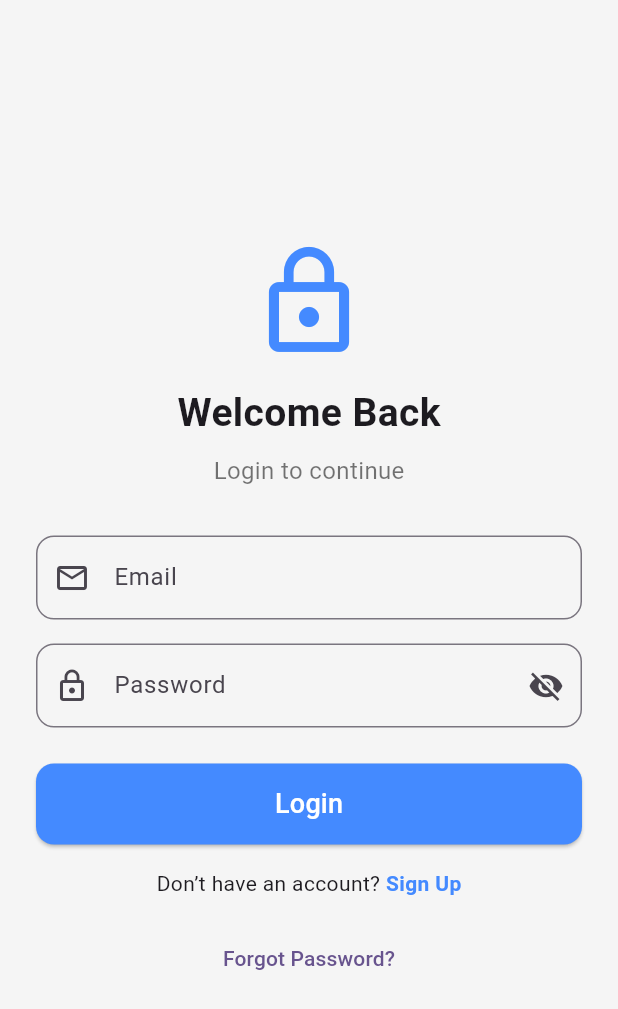
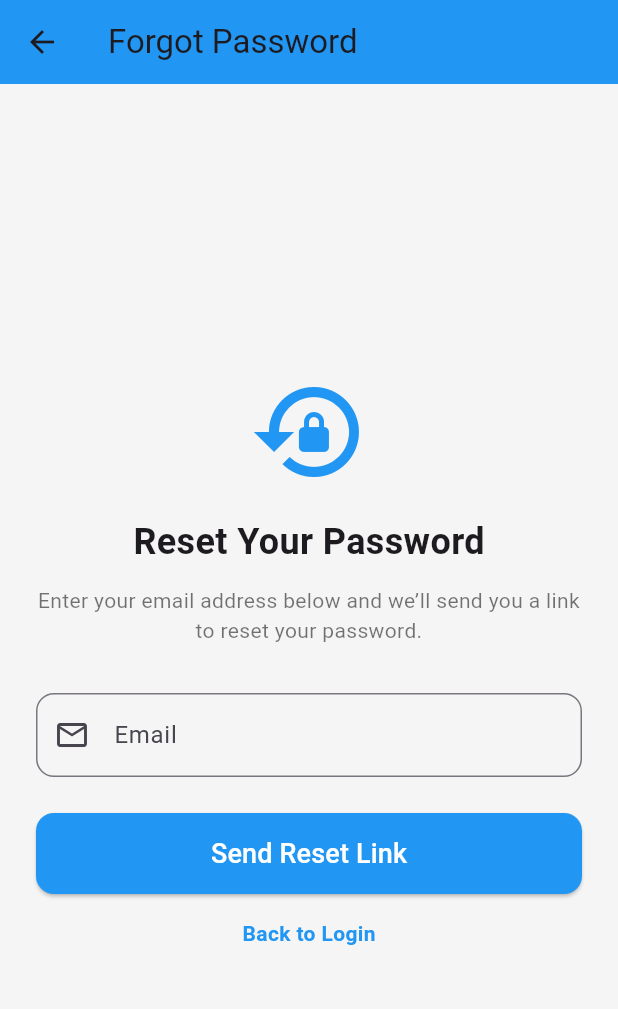
Before and after one commit to pradippatkal/firebase_demo, a Flutter app: the screen it shows after launch, after a tap on "Forgot Password?", on a phone screen of 412 x 824 dp. Shown: the top 1009 px of the screen. Run offline on Flutter 3.47's test engine with Material 3 defaults, Android fonts, the phone set to English and light mode, and no system bars; our stand-ins replace firebase_auth, firebase_core; accounts and stored records are empty.

Commit message:
Added forgot password File and some small changes .

```diff
--- a/lib/ckeck_user.dart
+++ b/lib/ckeck_user.dart
@@ -1,4 +1,6 @@
 import 'package:firebase_auth/firebase_auth.dart';
+import 'package:firebase_demo/login_page.dart';
+import 'package:firebase_demo/main.dart';
 import 'package:flutter/material.dart';
 
 class CkeckUser extends StatefulWidget {
@@ -11,9 +13,11 @@ class CkeckUser extends StatefulWidget {
 class _CkeckUserState extends State<CkeckUser> {
   @override
   Widget build(BuildContext context) {
-    return const Scaffold();
-  }
-  checkUser() sync*{
     final user = FirebaseAuth.instance.currentUser;
+    if (user != null) {
+      return MyHomePage(title: "MyHomePage1");
+    } else {
+      return LoginPage();
+    }
   }
 }
--- /dev/null
+++ b/lib/forgot_password.dart
@@ -0,0 +1,115 @@
+import 'package:firebase_auth/firebase_auth.dart';
+import 'package:flutter/material.dart';
+
+class ForgotPassword extends StatefulWidget {
+  const ForgotPassword({super.key});
+
+  @override
+  State<ForgotPassword> createState() => _ForgotPasswordState();
+}
+
+class _ForgotPasswordState extends State<ForgotPassword> {
+  final TextEditingController emailController = TextEditingController();
+  final FirebaseAuth _auth = FirebaseAuth.instance;
+
+  Future<void> resetPassword() async {
+    String email = emailController.text.trim();
+
+    if (email.isEmpty) {
+      ScaffoldMessenger.of(
+        context,
+      ).showSnackBar(const SnackBar(content: Text("Please enter your email")));
+      return;
+    }
+
+    try {
+      await _auth.sendPasswordResetEmail(email: email);
+
+      ScaffoldMessenger.of(
+        context,
+      ).showSnackBar(SnackBar(content: Text("Password reset link sent to $email")));
+
+      // Optionally, navigate back to login
+      Navigator.pop(context);
+    } on FirebaseAuthException catch (e) {
+      String message = "An error occurred";
+      if (e.code == 'user-not-found') {
+        message = "No user found with this email";
+      }
+      ScaffoldMessenger.of(context).showSnackBar(SnackBar(content: Text(message)));
+    }
+  }
+
+  @override
+  Widget build(BuildContext context) {
+    return Scaffold(
+      backgroundColor: Colors.grey.shade100,
+      appBar: AppBar(title: const Text("Forgot Password"), backgroundColor: Colors.blue),
+      body: Center(
+        child: Padding(
+          padding: const EdgeInsets.all(24.0),
+          child: Column(
+            mainAxisAlignment: MainAxisAlignment.center,
+            children: [
+              const Icon(Icons.lock_reset, size: 80, color: Colors.blue),
+              const SizedBox(height: 16),
+              const Text(
+                "Reset Your Password",
+                style: TextStyle(fontSize: 24, fontWeight: FontWeight.bold),
+              ),
+              const SizedBox(height: 12),
+              const Text(
+                "Enter your email address below and we’ll send you a link to reset your password.",
+                textAlign: TextAlign.center,
+                style: TextStyle(fontSize: 14, color: Colors.black54),
+              ),
+              const SizedBox(height: 32),
+
+              // Email Field
+              TextField(
+                controller: emailController,
+                decoration: InputDecoration(
+                  labelText: "Email",
+                  prefixIcon: const Icon(Icons.email_outlined),
+                  border: OutlineInputBorder(borderRadius: BorderRadius.circular(12)),
+                ),
+                keyboardType: TextInputType.emailAddress,
+              ),
+              const SizedBox(height: 24),
+
+              // Reset Button
+              SizedBox(
+                width: double.infinity,
+                child: ElevatedButton(
+                  onPressed: resetPassword,
+                  style: ElevatedButton.styleFrom(
+                    backgroundColor: Colors.blue,
+                    padding: const EdgeInsets.symmetric(vertical: 14),
+                    shape: RoundedRectangleBorder(borderRadius: BorderRadius.circular(12)),
+                  ),
+                  child: const Text(
+                    "Send Reset Link",
+                    style: TextStyle(fontSize: 18, color: Colors.white),
+                  ),
+                ),
+              ),
+
+              const SizedBox(height: 16),
+
+              // Back to Login
+              GestureDetector(
+                onTap: () {
+                  Navigator.pop(context);
+                },
+                child: const Text(
+                  "Back to Login",
+                  style: TextStyle(color: Colors.blue, fontWeight: FontWeight.bold),
+                ),
+              ),
+            ],
+          ),
+        ),
+      ),
+    );
+  }
+}
--- a/lib/login_page.dart
+++ b/lib/login_page.dart
@@ -1,4 +1,5 @@
 import 'package:firebase_auth/firebase_auth.dart';
+import 'package:firebase_demo/forgot_password.dart';
 import 'package:firebase_demo/main.dart';
 import 'package:firebase_demo/signup_page.dart';
 import 'package:flutter/material.dart';
@@ -137,7 +138,10 @@ class _LoginPageState extends State<LoginPage> {
               // Forgot Password
               TextButton(
                 onPressed: () {
-                  // TODO: Implement Forgot Password
+                  Navigator.push(
+                    context,
+                    MaterialPageRoute(builder: (context) => ForgotPassword()),
+                  );
                 },
                 child: const Text("Forgot Password?"),
               ),
--- a/lib/main.dart
+++ b/lib/main.dart
@@ -1,4 +1,6 @@
+import 'package:firebase_auth/firebase_auth.dart';
 import 'package:firebase_core/firebase_core.dart';
+import 'package:firebase_demo/ckeck_user.dart';
 import 'package:firebase_demo/login_page.dart';
 import 'package:flutter/material.dart';
 
@@ -34,7 +36,8 @@ class MyApp extends StatelessWidget {
         // tested with just a hot reload.
         colorScheme: ColorScheme.fromSeed(seedColor: Colors.deepPurple),
       ),
-      home: LoginPage(),
+      home: CkeckUser(),
+      // home: LoginPage(),
     );
   }
 }
@@ -71,6 +74,12 @@ class _MyHomePageState extends State<MyHomePage> {
     });
   }
 
+  logOut() async {
+    FirebaseAuth.instance.signOut().then((value) {
+      Navigator.pushReplacement(context, MaterialPageRoute(builder: (context) => LoginPage()));
+    });
+  }
+
   @override
   Widget build(BuildContext context) {
     // This method is rerun every time setState is called, for instance as done
@@ -81,13 +90,11 @@ class _MyHomePageState extends State<MyHomePage> {
     // than having to individually change instances of widgets.
     return Scaffold(
       appBar: AppBar(
-        // TRY THIS: Try changing the color here to a specific color (to
-        // Colors.amber, perhaps?) and trigger a hot reload to see the AppBar
-        // change color while the other colors stay the same.
         backgroundColor: Theme.of(context).colorScheme.inversePrimary,
-        // Here we take the value from the MyHomePage object that was created by
-        // the App.build method, and use it to set our appbar title.
         title: Text(widget.title),
+
+        // ✅ Add Logout Button
+        actions: [IconButton(icon: const Icon(Icons.logout), tooltip: "Logout", onPressed: logOut)],
       ),
       body: Center(
         // Center is a layout widget. It takes a single child and positions it
```
